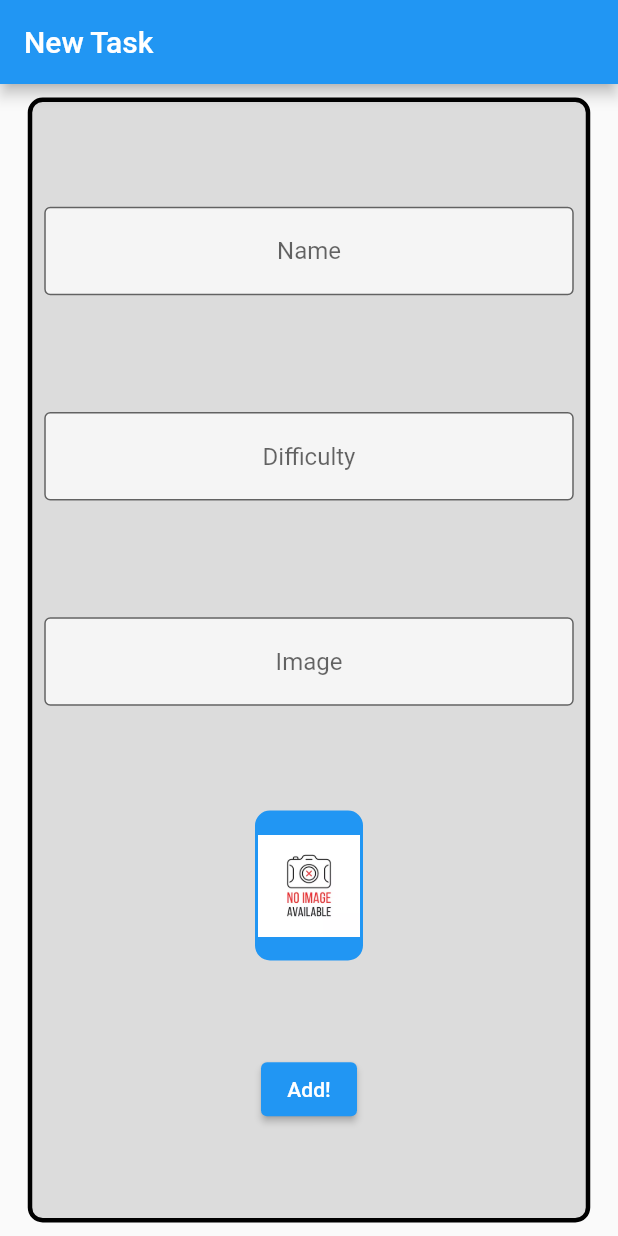
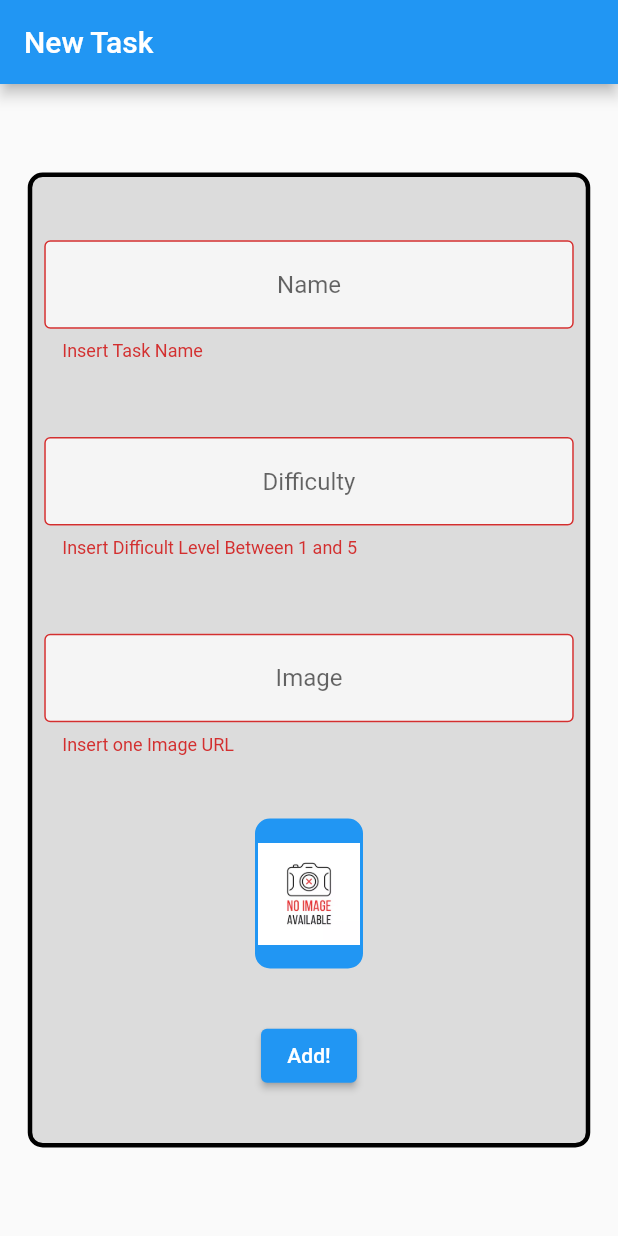
Before and after one commit to BrunaMello/alura_fluter_controller_navigation_and_states, a Flutter app: the screen it shows after launch, after a tap on "Add!", on a phone screen of 412 x 824 dp. Run offline on Flutter 3.47's test engine with Material 2 defaults, Android fonts, the phone set to English and light mode, and no system bars; network calls fail.

Commit message:
02 - Validation and Keyboard
We learned more app building skills with Flutter. Shall we review?

In this class, you learned to:
Avoid overflow error with SingleChildScrollView:
We prevent the phone keyboard from hiding parts of the screen. As? We wrap the 'Container (responsável por toda tela) com um novo Widget: oSingleChildScrollView`. Thus, it is possible to scroll and navigate the screen, avoiding keyboard overlap.

Ease the user experience with KeyBoardType:
When the user fills in a “name” text field, it is best to invoke a letter (alphabetical) keyboard. With this logic in mind, we customized the keyboards called by each of the text fields: the “name” field calls a letter keyboard; the “difficulty” field invokes the numerical keyboard; finally, the “image” field calls a top keyboard for URLs.

Prevent empty information from being submitted by the form:
We have learned that it is bad practice to submit nulls in a form. We don't want to display, for example, a task with no title or other information missing. To avoid this, we use the validator- parameter of TextFormField. Inside the validator, we create a condition to check if the field contains information or a null.

Monitor validations with the widget Form:
We saw that validations need someone to take care of them. That's where the new widget comes in: Form! It is responsible for verifying validations in a simpler way.

Show the user that the information was sent with the Snackbar:
To give more clarity about the app, we created a bar at the bottom of the screen that informs the user that the information entered in the form is correct and being saved. A snackbarbelongs to Scaffoldand appears only when all validations succeed (and disappears automatically)!

```diff
--- a/lib/screens/form_screen.dart
+++ b/lib/screens/form_screen.dart
@@ -15,6 +15,8 @@ class _FormScreenState extends State<FormScreen>
   TextEditingController difficultController = TextEditingController();
   TextEditingController imageController = TextEditingController();
 
+  final _formKey = GlobalKey<FormState>();
+
   @override
   void initState() {
     super.initState();
@@ -29,13 +31,16 @@ class _FormScreenState extends State<FormScreen>
 
   @override
   Widget build(BuildContext context) {
-    return Scaffold(
+    return Form(
+      key: _formKey,
+      child: Scaffold(
         appBar: AppBar(
           title: const Text('New Task'),
         ),
         body: Center(
+          child: SingleChildScrollView(
             child: Container(
-          height: 750,
+              height: 650,
               width: 375,
               decoration: BoxDecoration(
                 color: Colors.black12,
@@ -49,6 +54,12 @@ class _FormScreenState extends State<FormScreen>
                   Padding(
                     padding: const EdgeInsets.all(8.0),
                     child: TextFormField(
+                      validator: (String? value) {
+                        if (value != null && value.isEmpty) {
+                          return 'Insert Task Name';
+                        }
+                        return null;
+                      },
                       onChanged: ((text) {
                         setState(() {});
                       }),
@@ -65,6 +76,15 @@ class _FormScreenState extends State<FormScreen>
                   Padding(
                     padding: const EdgeInsets.all(8.0),
                     child: TextFormField(
+                      validator: (value) {
+                        if (value!.isEmpty ||
+                            int.parse(value) > 5 ||
+                            int.parse(value) < 1) {
+                          return 'Insert Difficult Level Between 1 and 5';
+                        }
+                        return null;
+                      },
+                      keyboardType: TextInputType.number,
                       controller: difficultController,
                       textAlign: TextAlign.center,
                       decoration: const InputDecoration(
@@ -78,6 +98,13 @@ class _FormScreenState extends State<FormScreen>
                   Padding(
                     padding: const EdgeInsets.all(8.0),
                     child: TextFormField(
+                      validator: (value) {
+                        if (value!.isEmpty) {
+                          return 'Insert one Image URL';
+                        }
+                        return null;
+                      },
+                      keyboardType: TextInputType.url,
                       controller: imageController,
                       textAlign: TextAlign.center,
                       decoration: const InputDecoration(
@@ -108,8 +135,23 @@ class _FormScreenState extends State<FormScreen>
                       ),
                     ),
                   ),
-              ElevatedButton(onPressed: () {}, child: const Text('Add!')),
+                  ElevatedButton(
+                      onPressed: () {
+                        if (_formKey.currentState!.validate()) {
+                          print(nameController.text);
+                          print(difficultController.text);
+                          print(imageController.text);
+                          ScaffoldMessenger.of(context).showSnackBar(
+                            const SnackBar(
+                              content: Text('Saving new task'),
+                            ),
+                          );
+                        }
+                      },
+                      child: const Text('Add!')),
                 ],
+              ),
+            ),
           ),
         ),
       ),
```
Lines whose indentation alone changed are shown as unchanged.
